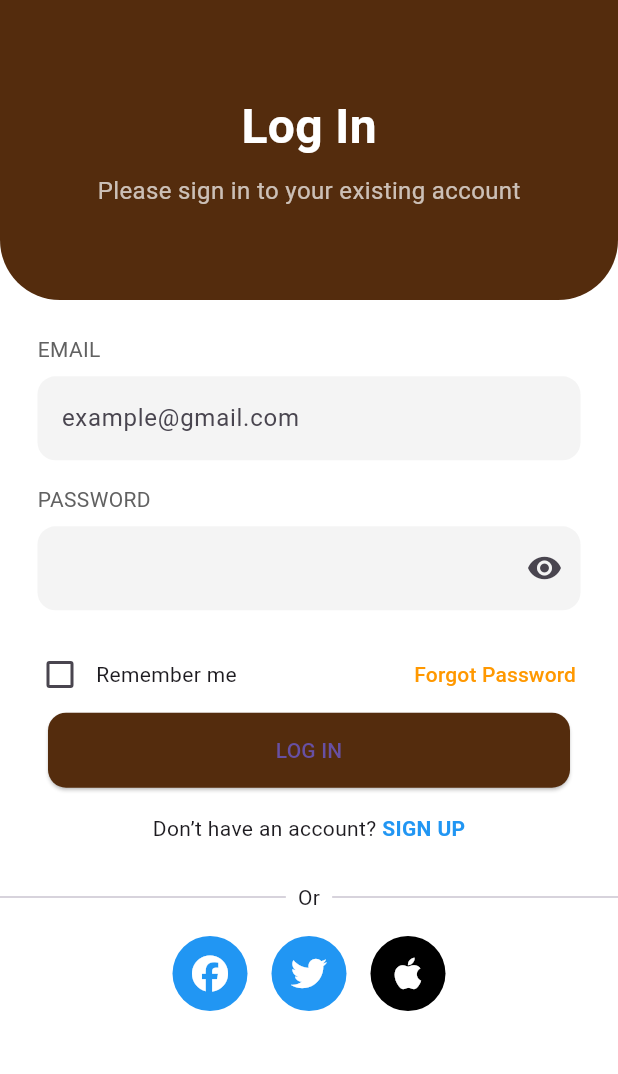
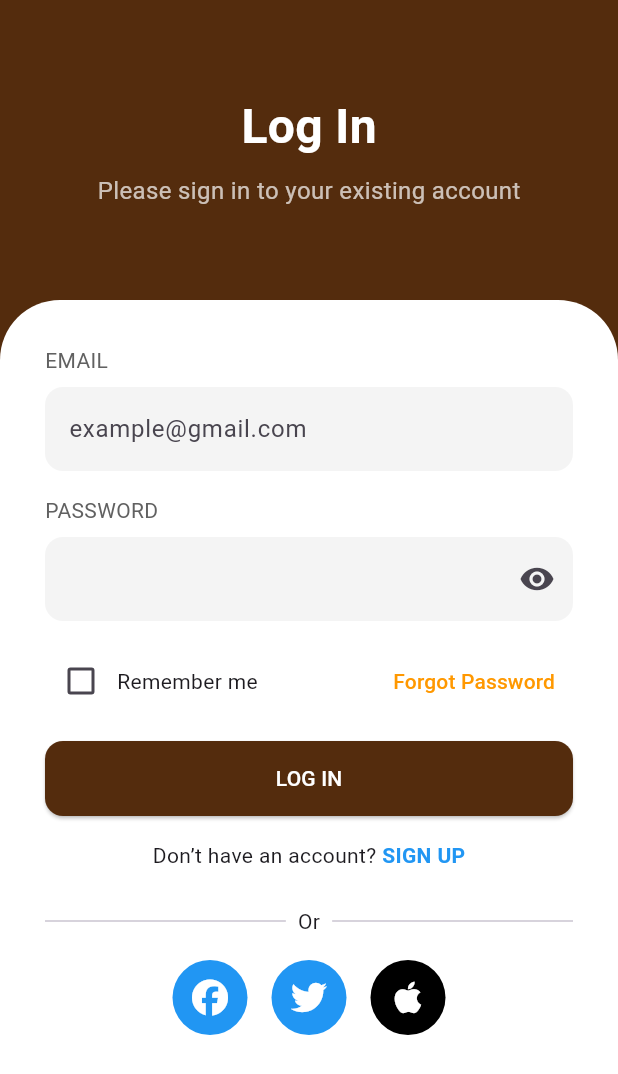
Before and after one commit to 1iseo/cafeelicious, a Flutter app: the screen it shows after launch, on a phone screen of 412 x 824 dp. Shown: the top 1074 px of the screen. Run offline on Flutter 3.47's test engine with Material 3 defaults, Android fonts, the phone set to English and light mode, and no system bars; our stand-ins replace font_awesome_flutter.

Commit message:
fix login screen ui

```diff
--- a/cafeelicious_mobile/lib/login_screen.dart
+++ b/cafeelicious_mobile/lib/login_screen.dart
@@ -25,25 +25,25 @@ class _LoginScreenState extends State<LoginScreen> {
   @override
   Widget build(BuildContext context) {
     return Scaffold(
-      backgroundColor: Colors.white,
-      body: LayoutBuilder(
-        builder: (context, constraints) {
+      backgroundColor: Color(0xFF542C0D),
+      body: LayoutBuilder(builder: (context, constraints) {
         return SingleChildScrollView(
             child: ConstrainedBox(
           constraints: BoxConstraints(minHeight: constraints.maxHeight),
           child: Column(
-                mainAxisAlignment: MainAxisAlignment.spaceBetween,
             children: [
               // Header
               Container(
                 height: 200,
                 decoration: BoxDecoration(
                   color: Color(0xFF542C0D),
+                ),
+                child: Container(
+                  decoration: BoxDecoration(
                       borderRadius: BorderRadius.only(
                     bottomLeft: Radius.circular(40),
                     bottomRight: Radius.circular(40),
-                      ),
-                    ),
+                  )),
                   child: Center(
                     child: Column(
                       mainAxisAlignment: MainAxisAlignment.center,
@@ -68,18 +68,25 @@ class _LoginScreenState extends State<LoginScreen> {
                     ),
                   ),
                 ),
-                  SizedBox(height: 20),
+              ),
 
-                  // Form Email dan Password
-                  Padding(
-                    padding: const EdgeInsets.symmetric(horizontal: 25),
+              // Form Login
+              Container(
+                decoration: BoxDecoration(
+                  color: Colors.white,
+                  borderRadius: BorderRadius.only(
+                    topLeft: Radius.circular(40),
+                    topRight: Radius.circular(40),
+                  ),
+                ),
+                child: Padding(
+                  padding: const EdgeInsets.all(30),
                   child: Column(
                     crossAxisAlignment: CrossAxisAlignment.start,
                     children: [
                       Text(
                         "EMAIL",
-                          style:
-                              TextStyle(fontSize: 14, color: Colors.grey[700]),
+                        style: TextStyle(fontSize: 14, color: Colors.grey[700]),
                       ),
                       SizedBox(height: 8),
                       TextField(
@@ -96,8 +103,7 @@ class _LoginScreenState extends State<LoginScreen> {
                       SizedBox(height: 16),
                       Text(
                         "PASSWORD",
-                          style:
-                              TextStyle(fontSize: 14, color: Colors.grey[700]),
+                        style: TextStyle(fontSize: 14, color: Colors.grey[700]),
                       ),
                       SizedBox(height: 8),
                       TextField(
@@ -123,21 +129,16 @@ class _LoginScreenState extends State<LoginScreen> {
                           ),
                         ),
                       ),
-                      ],
-                    ),
-                  ),
-
                       SizedBox(height: 16),
 
                       // Remember Me dan Forgot Password
-                  Padding(
-                    padding: const EdgeInsets.symmetric(horizontal: 16),
-                    child: Row(
+                      Row(
                         mainAxisAlignment: MainAxisAlignment.spaceBetween,
                         children: [
                           Row(
                             children: [
                               Checkbox(
+                                activeColor: Color(0xFF542C0D),
                                 value: _rememberMe,
                                 onChanged: (value) {
                                   setState(() {
@@ -159,12 +160,11 @@ class _LoginScreenState extends State<LoginScreen> {
                           ),
                         ],
                       ),
-                  ),
+
+                      SizedBox(height: 16),
 
                       // Tombol Log In
-                  Padding(
-                    padding: const EdgeInsets.symmetric(horizontal: 32),
-                    child: ElevatedButton(
+                      ElevatedButton(
                         onPressed: () {
                           // Aksi login
                         },
@@ -174,9 +174,9 @@ class _LoginScreenState extends State<LoginScreen> {
                           shape: RoundedRectangleBorder(
                             borderRadius: BorderRadius.circular(12),
                           ),
+                          foregroundColor: Colors.white,
                         ),
                         child: Text("LOG IN"),
-                    ),
                       ),
 
                       // Signup
@@ -238,7 +238,8 @@ class _LoginScreenState extends State<LoginScreen> {
                                 ),
                                 SizedBox(width: 16),
                                 GestureDetector(
-                              onTap: () => _launchURL('https://www.apple.com'),
+                                  onTap: () =>
+                                      _launchURL('https://www.apple.com'),
                                   child: SocialButton(
                                       icon: FontAwesomeIcons.apple,
                                       color: Colors.black),
@@ -252,9 +253,11 @@ class _LoginScreenState extends State<LoginScreen> {
                     ],
                   ),
                 ),
-          );
-        },
+              )
+            ],
           ),
+        ));
+      }),
     );
   }
 }
```
Lines whose indentation alone changed are shown as unchanged.
